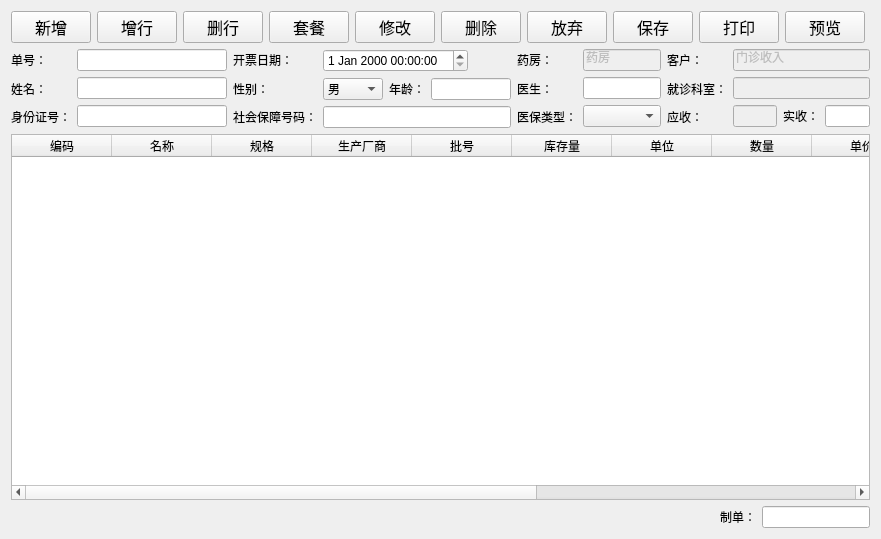
Old version of the form cliniccharge.ui in the repository histest/his.
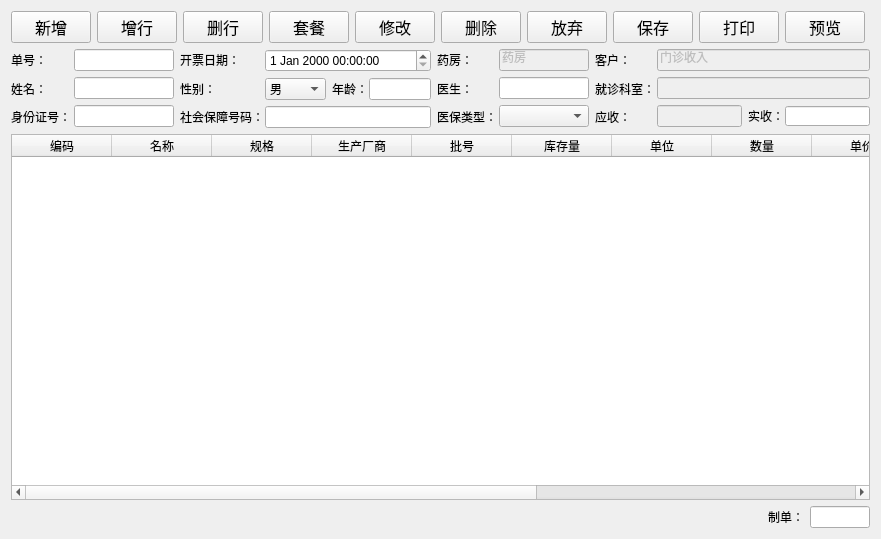
New version of the form.

```diff
--- a/cliniccharge.ui
+++ b/cliniccharge.ui
@@ -249,11 +249,17 @@
        <item>
         <widget class="QLabel" name="label">
          <property name="sizePolicy">
-          <sizepolicy hsizetype="Fixed" vsizetype="Preferred">
+          <sizepolicy hsizetype="Expanding" vsizetype="Preferred">
            <horstretch>0</horstretch>
            <verstretch>0</verstretch>
           </sizepolicy>
          </property>
+         <property name="maximumSize">
+          <size>
+           <width>57</width>
+           <height>16777215</height>
+          </size>
+         </property>
          <property name="text">
           <string>单号：</string>
          </property>
@@ -262,11 +268,17 @@
        <item>
         <widget class="QLabel" name="label_2">
          <property name="sizePolicy">
-          <sizepolicy hsizetype="Fixed" vsizetype="Preferred">
+          <sizepolicy hsizetype="Expanding" vsizetype="Preferred">
            <horstretch>0</horstretch>
            <verstretch>0</verstretch>
           </sizepolicy>
          </property>
+         <property name="maximumSize">
+          <size>
+           <width>57</width>
+           <height>16777215</height>
+          </size>
+         </property>
          <property name="text">
           <string>姓名：</string>
          </property>
@@ -275,11 +287,17 @@
        <item>
         <widget class="QLabel" name="label_15">
          <property name="sizePolicy">
-          <sizepolicy hsizetype="Fixed" vsizetype="Preferred">
+          <sizepolicy hsizetype="Expanding" vsizetype="Preferred">
            <horstretch>0</horstretch>
            <verstretch>0</verstretch>
           </sizepolicy>
          </property>
+         <property name="maximumSize">
+          <size>
+           <width>57</width>
+           <height>16777215</height>
+          </size>
+         </property>
          <property name="text">
           <string>身份证号：</string>
          </property>
@@ -292,14 +310,14 @@
        <item>
         <widget class="QLineEdit" name="sheetNoEdit">
          <property name="sizePolicy">
-          <sizepolicy hsizetype="Fixed" vsizetype="Fixed">
+          <sizepolicy hsizetype="Expanding" vsizetype="Fixed">
            <horstretch>0</horstretch>
            <verstretch>0</verstretch>
           </sizepolicy>
          </property>
          <property name="maximumSize">
           <size>
-           <width>150</width>
+           <width>1500</width>
            <height>16777215</height>
           </size>
          </property>
@@ -308,14 +326,20 @@
        <item>
         <widget class="QLineEdit" name="nameEdit">
          <property name="sizePolicy">
-          <sizepolicy hsizetype="Fixed" vsizetype="Fixed">
+          <sizepolicy hsizetype="Expanding" vsizetype="Fixed">
            <horstretch>0</horstretch>
            <verstretch>0</verstretch>
           </sizepolicy>
          </property>
+         <property name="minimumSize">
+          <size>
+           <width>100</width>
+           <height>0</height>
+          </size>
+         </property>
          <property name="maximumSize">
           <size>
-           <width>150</width>
+           <width>1500</width>
            <height>16777215</height>
           </size>
          </property>
@@ -324,17 +348,23 @@
        <item>
         <widget class="QLineEdit" name="IDEdit">
          <property name="sizePolicy">
-          <sizepolicy hsizetype="Fixed" vsizetype="Fixed">
+          <sizepolicy hsizetype="Expanding" vsizetype="Fixed">
            <horstretch>0</horstretch>
            <verstretch>0</verstretch>
           </sizepolicy>
          </property>
          <property name="minimumSize">
           <size>
-           <width>150</width>
+           <width>100</width>
            <height>0</height>
           </size>
          </property>
+         <property name="maximumSize">
+          <size>
+           <width>1500</width>
+           <height>16777215</height>
+          </size>
+         </property>
         </widget>
        </item>
       </layout>
@@ -344,11 +374,17 @@
        <item>
         <widget class="QLabel" name="label_5">
          <property name="sizePolicy">
-          <sizepolicy hsizetype="Fixed" vsizetype="Preferred">
+          <sizepolicy hsizetype="Expanding" vsizetype="Preferred">
            <horstretch>0</horstretch>
            <verstretch>0</verstretch>
           </sizepolicy>
          </property>
+         <property name="maximumSize">
+          <size>
+           <width>79</width>
+           <height>16777215</height>
+          </size>
+         </property>
          <property name="text">
           <string>开票日期：</string>
          </property>
@@ -357,11 +393,17 @@
        <item>
         <widget class="QLabel" name="label_8">
          <property name="sizePolicy">
-          <sizepolicy hsizetype="Fixed" vsizetype="Preferred">
+          <sizepolicy hsizetype="Expanding" vsizetype="Preferred">
            <horstretch>0</horstretch>
            <verstretch>0</verstretch>
           </sizepolicy>
          </property>
+         <property name="maximumSize">
+          <size>
+           <width>79</width>
+           <height>16777215</height>
+          </size>
+         </property>
          <property name="text">
           <string>性别：</string>
          </property>
@@ -370,11 +412,17 @@
        <item>
         <widget class="QLabel" name="label_13">
          <property name="sizePolicy">
-          <sizepolicy hsizetype="Fixed" vsizetype="Preferred">
+          <sizepolicy hsizetype="Expanding" vsizetype="Preferred">
            <horstretch>0</horstretch>
            <verstretch>0</verstretch>
           </sizepolicy>
          </property>
+         <property name="maximumSize">
+          <size>
+           <width>79</width>
+           <height>16777215</height>
+          </size>
+         </property>
          <property name="text">
           <string>社会保障号码：</string>
          </property>
@@ -387,7 +435,7 @@
        <item>
         <widget class="QDateTimeEdit" name="dateTimeEdit">
          <property name="sizePolicy">
-          <sizepolicy hsizetype="Fixed" vsizetype="Fixed">
+          <sizepolicy hsizetype="Expanding" vsizetype="Fixed">
            <horstretch>0</horstretch>
            <verstretch>0</verstretch>
           </sizepolicy>
@@ -405,20 +453,20 @@
          <item>
           <widget class="QComboBox" name="gendercomboBox">
            <property name="sizePolicy">
-            <sizepolicy hsizetype="Fixed" vsizetype="Fixed">
+            <sizepolicy hsizetype="Expanding" vsizetype="Fixed">
              <horstretch>0</horstretch>
              <verstretch>0</verstretch>
             </sizepolicy>
            </property>
            <property name="minimumSize">
             <size>
-             <width>60</width>
+             <width>61</width>
              <height>0</height>
             </size>
            </property>
            <property name="maximumSize">
             <size>
-             <width>60</width>
+             <width>1500</width>
              <height>16777215</height>
             </size>
            </property>
@@ -436,6 +484,12 @@
          </item>
          <item>
           <widget class="QLabel" name="label_9">
+           <property name="maximumSize">
+            <size>
+             <width>31</width>
+             <height>16777215</height>
+            </size>
+           </property>
            <property name="text">
             <string>年龄：</string>
            </property>
@@ -444,14 +498,14 @@
          <item>
           <widget class="QLineEdit" name="ageEdit">
            <property name="sizePolicy">
-            <sizepolicy hsizetype="Fixed" vsizetype="Fixed">
+            <sizepolicy hsizetype="Expanding" vsizetype="Fixed">
              <horstretch>0</horstretch>
              <verstretch>0</verstretch>
             </sizepolicy>
            </property>
            <property name="maximumSize">
             <size>
-             <width>80</width>
+             <width>1500</width>
              <height>16777215</height>
             </size>
            </property>
@@ -469,11 +523,17 @@
        <item>
         <widget class="QLabel" name="label_7">
          <property name="sizePolicy">
-          <sizepolicy hsizetype="Fixed" vsizetype="Preferred">
+          <sizepolicy hsizetype="Expanding" vsizetype="Preferred">
            <horstretch>0</horstretch>
            <verstretch>0</verstretch>
           </sizepolicy>
          </property>
+         <property name="maximumSize">
+          <size>
+           <width>51</width>
+           <height>16777215</height>
+          </size>
+         </property>
          <property name="text">
           <string>药房：    </string>
          </property>
@@ -481,6 +541,18 @@
        </item>
        <item>
         <widget class="QLabel" name="label_3">
+         <property name="sizePolicy">
+          <sizepolicy hsizetype="Expanding" vsizetype="Preferred">
+           <horstretch>0</horstretch>
+           <verstretch>0</verstretch>
+          </sizepolicy>
+         </property>
+         <property name="maximumSize">
+          <size>
+           <width>52</width>
+           <height>16777215</height>
+          </size>
+         </property>
          <property name="text">
           <string>医生：    </string>
          </property>
@@ -488,6 +560,18 @@
        </item>
        <item>
         <widget class="QLabel" name="label_12">
+         <property name="sizePolicy">
+          <sizepolicy hsizetype="Expanding" vsizetype="Preferred">
+           <horstretch>0</horstretch>
+           <verstretch>0</verstretch>
+          </sizepolicy>
+         </property>
+         <property name="maximumSize">
+          <size>
+           <width>56</width>
+           <height>16777215</height>
+          </size>
+         </property>
          <property name="text">
           <string>医保类型：</string>
          </property>
@@ -503,20 +587,20 @@
           <bool>false</bool>
          </property>
          <property name="sizePolicy">
-          <sizepolicy hsizetype="Fixed" vsizetype="Fixed">
+          <sizepolicy hsizetype="Expanding" vsizetype="Fixed">
            <horstretch>0</horstretch>
            <verstretch>0</verstretch>
           </sizepolicy>
          </property>
          <property name="minimumSize">
           <size>
-           <width>60</width>
+           <width>90</width>
            <height>0</height>
           </size>
          </property>
          <property name="maximumSize">
           <size>
-           <width>132</width>
+           <width>1500</width>
            <height>16777215</height>
           </size>
          </property>
@@ -528,14 +612,20 @@
        <item>
         <widget class="QLineEdit" name="doctorEdit">
          <property name="sizePolicy">
-          <sizepolicy hsizetype="Preferred" vsizetype="Fixed">
+          <sizepolicy hsizetype="Expanding" vsizetype="Fixed">
            <horstretch>0</horstretch>
            <verstretch>0</verstretch>
           </sizepolicy>
          </property>
-         <property name="maximumSize">
+         <property name="minimumSize">
           <size>
            <width>90</width>
+           <height>0</height>
+          </size>
+         </property>
+         <property name="maximumSize">
+          <size>
+           <width>1500</width>
            <height>16777215</height>
           </size>
          </property>
@@ -544,14 +634,20 @@
        <item>
         <widget class="QComboBox" name="insurancetypecomboBox">
          <property name="sizePolicy">
-          <sizepolicy hsizetype="Preferred" vsizetype="Fixed">
+          <sizepolicy hsizetype="Expanding" vsizetype="Fixed">
            <horstretch>0</horstretch>
            <verstretch>0</verstretch>
           </sizepolicy>
          </property>
-         <property name="maximumSize">
+         <property name="minimumSize">
           <size>
            <width>90</width>
+           <height>0</height>
+          </size>
+         </property>
+         <property name="maximumSize">
+          <size>
+           <width>1500</width>
            <height>16777215</height>
           </size>
          </property>
@@ -569,6 +665,12 @@
            <verstretch>0</verstretch>
           </sizepolicy>
          </property>
+         <property name="maximumSize">
+          <size>
+           <width>56</width>
+           <height>16777215</height>
+          </size>
+         </property>
          <property name="text">
           <string>客户：    </string>
          </property>
@@ -582,6 +684,12 @@
            <verstretch>0</verstretch>
           </sizepolicy>
          </property>
+         <property name="maximumSize">
+          <size>
+           <width>56</width>
+           <height>16777215</height>
+          </size>
+         </property>
          <property name="text">
           <string>就诊科室：</string>
          </property>
@@ -589,6 +697,12 @@
        </item>
        <item>
         <widget class="QLabel" name="label_10">
+         <property name="maximumSize">
+          <size>
+           <width>56</width>
+           <height>16777215</height>
+          </size>
+         </property>
          <property name="text">
           <string>应收：</string>
          </property>
@@ -629,14 +743,14 @@
             <bool>false</bool>
            </property>
            <property name="sizePolicy">
-            <sizepolicy hsizetype="Preferred" vsizetype="Fixed">
+            <sizepolicy hsizetype="Expanding" vsizetype="Fixed">
              <horstretch>0</horstretch>
              <verstretch>0</verstretch>
             </sizepolicy>
            </property>
            <property name="maximumSize">
             <size>
-             <width>50</width>
+             <width>1500</width>
              <height>16777215</height>
             </size>
            </property>
@@ -650,6 +764,12 @@
              <verstretch>0</verstretch>
             </sizepolicy>
            </property>
+           <property name="maximumSize">
+            <size>
+             <width>31</width>
+             <height>16777215</height>
+            </size>
+           </property>
            <property name="text">
             <string>实收：</string>
            </property>
@@ -658,15 +778,21 @@
          <item>
           <widget class="QLineEdit" name="realincomeEdit">
            <property name="sizePolicy">
-            <sizepolicy hsizetype="Preferred" vsizetype="Fixed">
+            <sizepolicy hsizetype="Expanding" vsizetype="Fixed">
              <horstretch>0</horstretch>
              <verstretch>0</verstretch>
             </sizepolicy>
            </property>
+           <property name="minimumSize">
+            <size>
+             <width>43</width>
+             <height>0</height>
+            </size>
+           </property>
            <property name="maximumSize">
             <size>
-             <width>50</width>
-             <height>16777215</height>
+             <width>1500</width>
+             <height>20</height>
             </size>
            </property>
            <property name="text">
@@ -794,6 +920,12 @@
          <verstretch>0</verstretch>
         </sizepolicy>
        </property>
+       <property name="maximumSize">
+        <size>
+         <width>60</width>
+         <height>16777215</height>
+        </size>
+       </property>
       </widget>
      </item>
     </layout>
```
Left out of the diff: 8 changed lines with no effect on the pictures.
